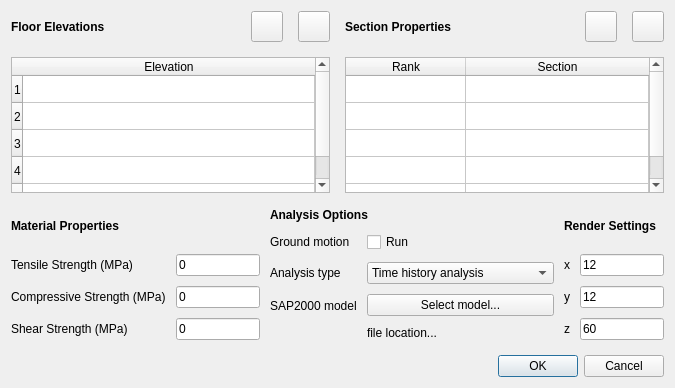
Before: the Qt Designer form resources/UI/autobuilder_projectsettings_v1.ui in UofT-Seismic-Design-Team/Autobuilder-3.0, drawn with Qt 5.
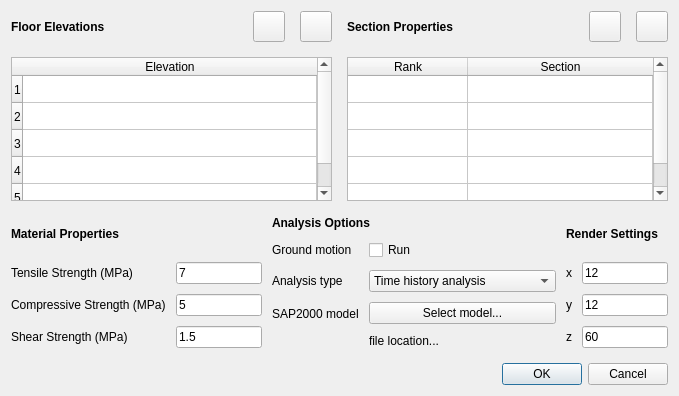
After: the same form once the commit is applied.

Diff of the .ui file:
```diff
--- a/resources/UI/autobuilder_projectsettings_v1.ui
+++ b/resources/UI/autobuilder_projectsettings_v1.ui
@@ -6,8 +6,8 @@
    <rect>
     <x>0</x>
     <y>0</y>
-    <width>675</width>
-    <height>388</height>
+    <width>679</width>
+    <height>396</height>
    </rect>
   </property>
   <property name="windowTitle">
@@ -274,7 +274,7 @@
             </size>
            </property>
            <property name="text">
-            <string>0</string>
+            <string>7</string>
            </property>
           </widget>
          </item>
@@ -294,7 +294,7 @@
             </size>
            </property>
            <property name="text">
-            <string>0</string>
+            <string>5</string>
            </property>
           </widget>
          </item>
@@ -314,7 +314,7 @@
             </size>
            </property>
            <property name="text">
-            <string>0</string>
+            <string>1.5</string>
            </property>
           </widget>
          </item>
```
